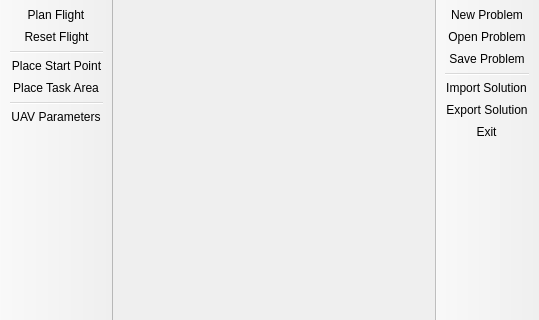
Before: the Qt Designer form FlightPlanner/gui/MainWindow.ui in raptorswing/FlightPlanner, drawn with Qt 5; both pictures show x 0 to 539 and y 0 to 320 of the 539 by 533 pixel window.
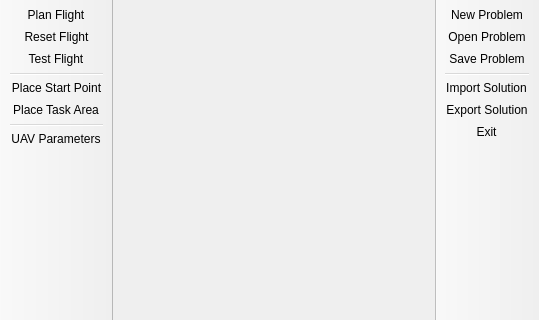
After: the same form once the commit is applied. Icons and pictures are not drawn.

Commit message: Added basic "test flight" gui functionality to both planners

The edit to the form file:
```diff
--- a/FlightPlanner/gui/MainWindow.ui
+++ b/FlightPlanner/gui/MainWindow.ui
@@ -48,6 +48,7 @@
    </attribute>
    <addaction name="actionPlan_Flight"/>
    <addaction name="actionReset_Flight"/>
+   <addaction name="actionTest_Flight"/>
    <addaction name="separator"/>
    <addaction name="actionPlace_Start_Point"/>
    <addaction name="actionPlace_Task_Area"/>
@@ -225,6 +226,15 @@
     <string>Place Task Area</string>
    </property>
   </action>
+  <action name="actionTest_Flight">
+   <property name="icon">
+    <iconset resource="../resources.qrc">
+     <normaloff>:/icons/48/gui/images/48/48px-Media-playback-start.svg.png</normaloff>:/icons/48/gui/images/48/48px-Media-playback-start.svg.png</iconset>
+   </property>
+   <property name="text">
+    <string>Test Flight</string>
+   </property>
+  </action>
  </widget>
  <layoutdefault spacing="6" margin="11"/>
  <resources>
```
The commit also changes 16 other files.
